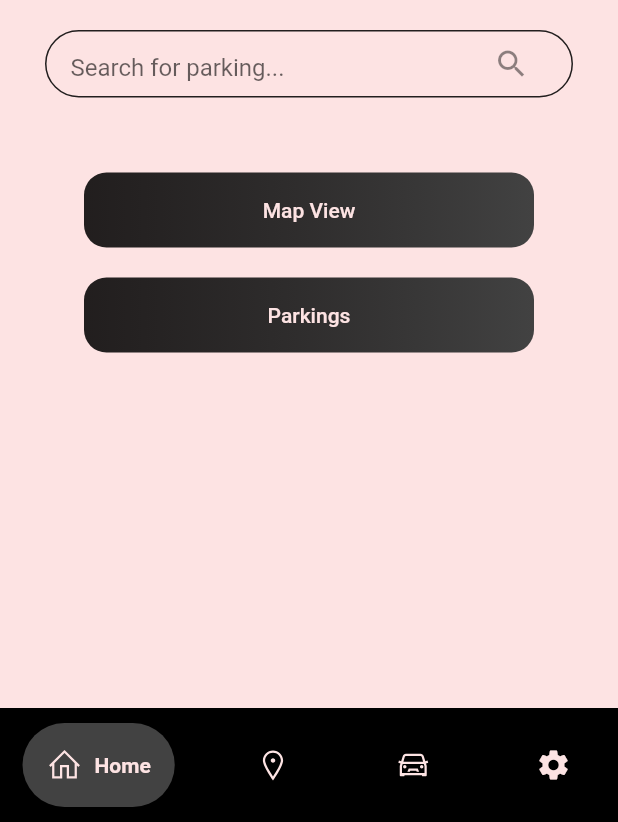
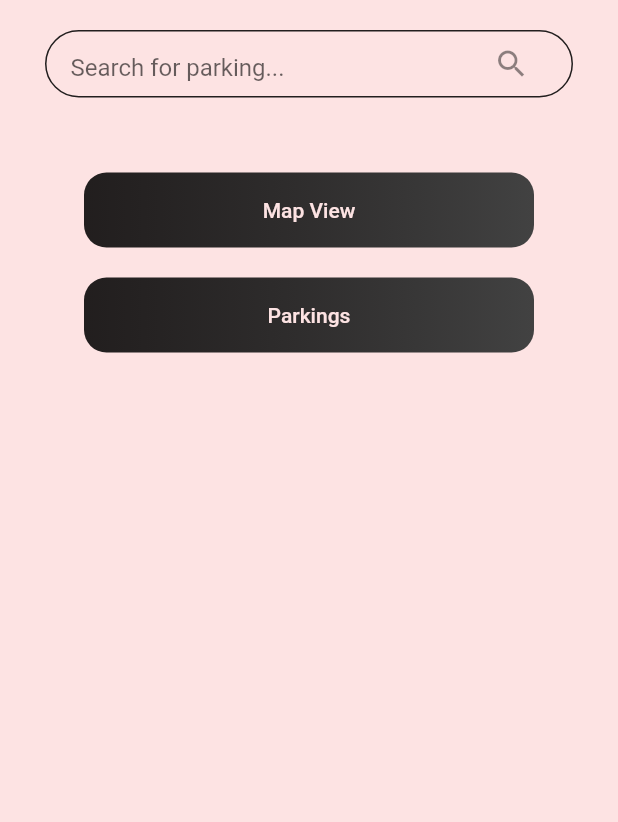
Before and after one commit to dhiyanesh-cyber/car-parking, a Flutter app: the SimpleStartingScreen screen opened by its route, after a tap on "Parkings", on a phone screen of 412 x 824 dp, the part 414-1236 px from its top. Run offline on Flutter 3.47's test engine with Material 2 defaults, Android fonts, the phone set to English and light mode, and no system bars; drawn by our look-alikes of google_nav_bar; our stand-ins replace cloud_firestore, firebase_auth, firebase_core, firebase_storage, geolocator, google_maps_flutter and 3 more; accounts and stored records are empty; network calls fail.

Commit message:
nav bar added

```diff
--- a/lib/main.dart
+++ b/lib/main.dart
@@ -1,4 +1,5 @@
 import 'package:flutter/material.dart';
+import 'package:mapsss/presentation/screens/common/nav_bar/nav_bar.dart';
 
 import 'package:mapsss/presentation/screens/home/welcome_page.dart';
 
@@ -31,7 +32,7 @@ class ParkingLocatorApp extends StatelessWidget {
   Widget build(BuildContext context) {
     return MaterialApp(
       debugShowCheckedModeBanner: false,
-      home: SimpleStartingScreen(),
+      home: BottomNavigationBarPage(),
       routes: {
         '/home' : (context) => SimpleStartingScreen(),
         '/welcomePage' : (context) => WelcomePage(),
--- a/lib/presentation/screens/about/about.dart
+++ b/lib/presentation/screens/about/about.dart
@@ -1,6 +1,5 @@
 import 'package:flutter/material.dart';
 
-import '../common/nav_bar/custom_bottom_navigation_bar.dart';
 
 class AboutPage extends StatelessWidget {
   @override
--- a/lib/presentation/screens/common/nav_bar/custom_bottom_navigation_bar.dart
+++ /dev/null
@@ -1,50 +0,0 @@
-import 'package:flutter/material.dart';
-import 'package:google_nav_bar/google_nav_bar.dart';
-import 'package:line_icons/line_icons.dart';
-
-import '../../../colors/colors.dart';
-
-class BottomNavigationBarWidget extends StatelessWidget {
-  final int selectedIndex;
-  final Function(int) onTabChange;
-
-  BottomNavigationBarWidget({required this.selectedIndex, required this.onTabChange});
-
-  @override
-  Widget build(BuildContext context) {
-    return Container(
-      color: Colors.black,
-      child: Padding(
-        padding: const EdgeInsets.symmetric(horizontal: 15.0, vertical: 10),
-        child: GNav(
-          backgroundColor: Colors.black,
-          color: CustomColors.myHexColor,
-          activeColor: CustomColors.myHexColor,
-          gap: 8,
-          tabBackgroundColor: Colors.grey.shade800,
-          padding: EdgeInsets.all(16),
-          tabs: [
-            GButton(
-              icon: LineIcons.home,
-              text: 'Home',
-            ),
-            GButton(
-              icon: LineIcons.mapMarker,
-              text: 'Map View',
-            ),
-            GButton(
-              icon: LineIcons.car,
-              text: 'Parkings',
-            ),
-            GButton(
-              icon: Icons.settings,
-              text: 'Settings',
-            ),
-          ],
-          selectedIndex: selectedIndex,
-          onTabChange: onTabChange,
-        ),
-      ),
-    );
-  }
-}
--- a/lib/presentation/screens/home/simple_starting_screen.dart
+++ b/lib/presentation/screens/home/simple_starting_screen.dart
@@ -6,7 +6,6 @@ import 'package:mapsss/presentation/screens/about/about.dart';
 import 'package:mapsss/presentation/screens/map_view/parking_map_view.dart';
 
 import 'package:mapsss/presentation/screens/settings/settings_page.dart';
-import '../common/nav_bar/custom_bottom_navigation_bar.dart';
 import '../../common/nav_animation/navigateWithAnimation.dart';
 import '../display_parking_details/DisplayParkingData_page.dart';
 import '../../../main.dart';
@@ -122,39 +121,7 @@ class _SimpleStartingScreenState extends State<SimpleStartingScreen> {
           ),
         ),
 
-      bottomNavigationBar: BottomNavigationBarWidget(
-        selectedIndex: currentIndex,
-        onTabChange: (index) {
-          setState(() {
-            currentIndex;
-          });
-          switch (index) {
-            case 1:
-              navigateWithAnimation(
-                  animationType: AnimationType.customSlide,
-                  context: context,
-                  pageClass: () => ParkingMapView());
-              break;
-            case 2:
-              navigateWithAnimation(
-                  animationType: AnimationType.customSlide,
-                  context: context,
-                  pageClass: () => DisplayPage());
-              break;
-            case 3:
 
-
-              navigateWithAnimation(
-                    animationType: AnimationType.customSlide,
-                    context: context,
-                    pageClass: () => SettingsPage());
-              break;
-
-            default:
-              break;
-          }
-        },
-      ),
     );
   }
 }
```
Also changed, not shown: lib/presentation/screens/common/nav_bar/nav_bar.dart (added, +65 -0 lines), lib/presentation/screens/display_parking_details/DisplayParkingData_page.dart (+0 -29 lines), lib/presentation/screens/map_view/parking_map_view.dart (+4 -18 lines), lib/presentation/screens/parking_Details/details_page.dart (+0 -30 lines), lib/presentation/screens/settings/settings_page.dart (+0 -31 lines).
